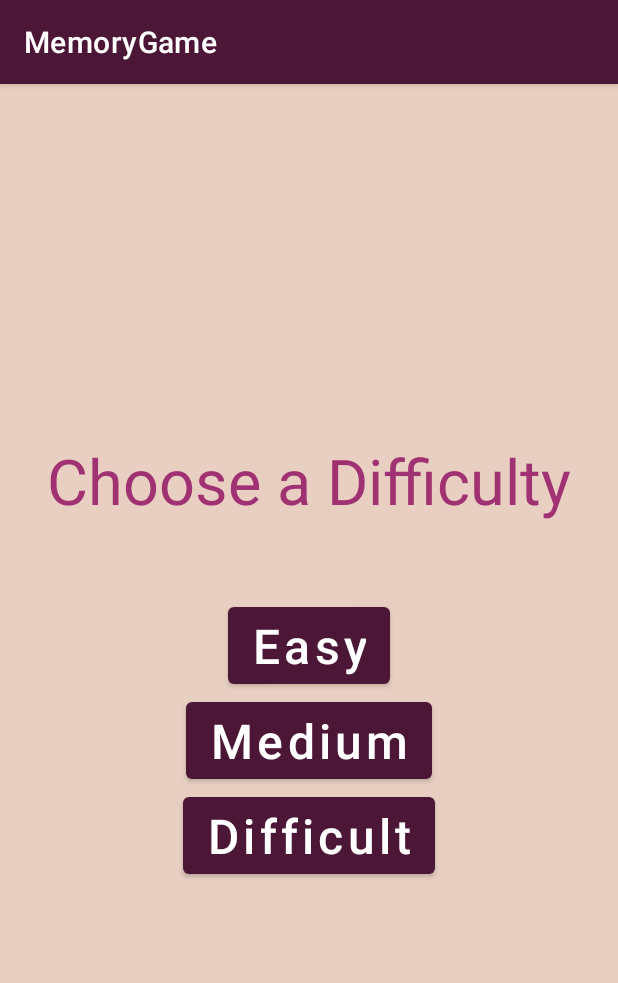
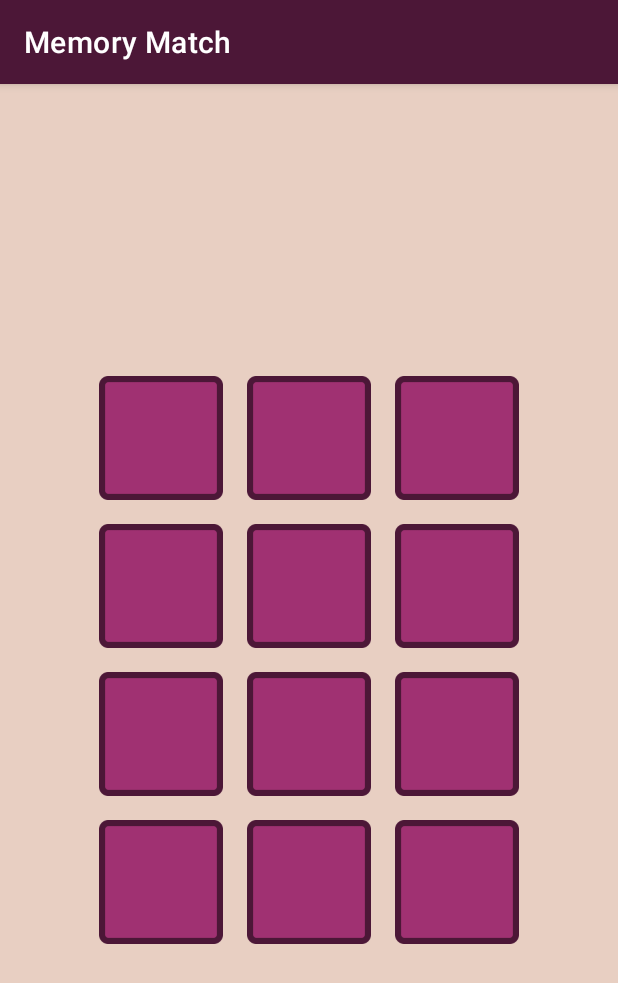
Before and after one commit to alia-io/MemoryGame, an Android app: the screen it shows after launch (ChooseDifficultyActivity before the commit, MainGameActivity after it), after a tap on "Easy", on a phone screen of 412 x 824 dp. Shown: the top 983 px of the screen. Run offline under Robolectric (Android 15) with nearby library versions, the phone set to English and light mode, and no system bars.

Commit message:
layout setup for main activity

```diff
--- a/app/src/main/AndroidManifest.xml
+++ b/app/src/main/AndroidManifest.xml
@@ -9,6 +9,7 @@
         android:roundIcon="@mipmap/ic_launcher_round"
         android:supportsRtl="true"
         android:theme="@style/Theme.MemoryGame">
+        <activity android:name=".MainGameActivity"></activity>
         <activity android:name=".ChooseDifficultyActivity">
             <intent-filter>
                 <action android:name="android.intent.action.MAIN" />
--- a/app/src/main/java/com/example/memorygame/ChooseDifficultyActivity.java
+++ b/app/src/main/java/com/example/memorygame/ChooseDifficultyActivity.java
@@ -2,6 +2,7 @@ package com.example.memorygame;
 
 import androidx.appcompat.app.AppCompatActivity;
 
+import android.content.Intent;
 import android.os.Bundle;
 import android.view.View;
 
@@ -13,15 +14,13 @@ public class ChooseDifficultyActivity extends AppCompatActivity {
         setContentView(R.layout.activity_choose_difficulty);
     }
 
-    public void easy(View view) {
+    public void play(View view) {
+        Intent intent = new Intent(this, MainGameActivity.class);
 
-    }
+        if (view.getId() == R.id.difficult) intent.putExtra("difficulty", 3);
+        else if (view.getId() == R.id.medium) intent.putExtra("difficulty", 2);
+        else intent.putExtra("difficulty", 1);
 
-    public void medium(View view) {
-
-    }
-
-    public void difficult(View view) {
-
+        startActivity(intent);
     }
 }
--- /dev/null
+++ b/app/src/main/java/com/example/memorygame/MainGameActivity.java
@@ -0,0 +1,143 @@
+package com.example.memorygame;
+
+import androidx.appcompat.app.AppCompatActivity;
+
+import android.os.Bundle;
+import android.view.ViewGroup;
+import android.view.ViewTreeObserver;
+import android.widget.GridLayout;
+import android.widget.ImageView;
+import android.widget.LinearLayout;
+import android.widget.TextView;
+
+import java.util.ArrayList;
+import java.util.HashMap;
+
+public class MainGameActivity extends AppCompatActivity {
+
+    private int score = 0;
+    private int difficulty;
+    private GridLayout grid;
+    private int lastFlippedCardIndex = -1;
+
+    // Integer Id = R.drawable.name, Integer NumberAvailable
+    HashMap<Integer, Integer> cardResources = new HashMap<Integer, Integer>(16);
+
+    @Override
+    protected void onCreate(Bundle savedInstanceState) {
+        super.onCreate(savedInstanceState);
+        setContentView(R.layout.activity_main_game);
+
+        // Set the difficulty
+        difficulty = getIntent().getIntExtra("difficulty", 1);
+
+        // Get the IDs of the face-up card drawable resources
+        setCardResources();
+
+        // Get the screen size available
+        ViewGroup view = findViewById(R.id.main_container);
+        ViewTreeObserver viewTreeObserver = view.getViewTreeObserver();
+        if (viewTreeObserver.isAlive()) {
+            viewTreeObserver.addOnGlobalLayoutListener(new ViewTreeObserver.OnGlobalLayoutListener() {
+                @Override
+                public void onGlobalLayout() {
+                    view.getViewTreeObserver().removeOnGlobalLayoutListener(this);
+                    initializeGrid(view.getWidth(), view.getHeight());
+                }
+            });
+        }
+    }
+
+    private void setCardResources() {
+        ArrayList<Integer> cardResourceIds = new ArrayList<Integer>(16);
+
+        // Add all the face-up cards
+        cardResourceIds.add(R.drawable.card_0);
+        cardResourceIds.add(R.drawable.card_1);
+        cardResourceIds.add(R.drawable.card_2);
+        cardResourceIds.add(R.drawable.card_3);
+        cardResourceIds.add(R.drawable.card_4);
+        cardResourceIds.add(R.drawable.card_5);
+        cardResourceIds.add(R.drawable.card_6);
+        cardResourceIds.add(R.drawable.card_7);
+        cardResourceIds.add(R.drawable.card_8);
+        cardResourceIds.add(R.drawable.card_9);
+        cardResourceIds.add(R.drawable.card_10);
+        cardResourceIds.add(R.drawable.card_11);
+        cardResourceIds.add(R.drawable.card_12);
+        cardResourceIds.add(R.drawable.card_13);
+        cardResourceIds.add(R.drawable.card_14);
+        //cardResourceIds.add(R.drawable.card_15);
+
+        for (int id : cardResourceIds) cardResources.put(id, 2);
+
+        if (difficulty == 3) { // difficult (32 cards / 16 pairs)
+            return; // Keep all 16 pairs
+        } else if (difficulty == 2) { // medium (20 cards / 10 pairs)
+            // Remove 6 pairs
+
+        } else { // easy (12 cards / 6 pairs)
+            // Remove 10 pairs
+
+        }
+    }
+
+    private void initializeGrid(int viewWidth, int viewHeight) {
+
+        grid = findViewById(R.id.main_grid);
+        int side;
+
+        if (viewWidth < viewHeight) side = viewWidth;
+        else side = viewHeight;
+
+        if (difficulty == 3) { // difficult (4x8)
+            int cardSide = (int) Math.floor(side * 0.2);
+            int padding = (int) Math.floor(side * 0.02);
+            grid.setColumnCount(4);
+            for (int i = 0; i < 32; i++) {
+                ImageView imageView = new ImageView(getApplicationContext());
+                imageView.setImageResource(R.drawable.card_9);
+                imageView.setPadding(padding, padding, padding, padding);
+                imageView.setLayoutParams(new LinearLayout.LayoutParams(cardSide, cardSide));
+                grid.addView(imageView);
+                //Card card = new Card();
+            }
+        } else if (difficulty == 2) { // medium (4x5)
+            int cardSide = (int) Math.floor(side * 0.2);
+            int padding = (int) Math.floor(side * 0.02);
+            grid.setColumnCount(4);
+            for (int i = 0; i < 20; i++) {
+                ImageView imageView = new ImageView(getApplicationContext());
+                imageView.setImageResource(R.drawable.empty_card_slot);
+                imageView.setPadding(padding, padding, padding, padding);
+                imageView.setLayoutParams(new LinearLayout.LayoutParams(cardSide, cardSide));
+                grid.addView(imageView);
+                //Card card = new Card();
+            }
+        } else { // easy (3x4)
+            int cardSide = (int) Math.floor(side * 0.24);
+            int padding = (int) Math.floor(side * 0.02);
+            grid.setColumnCount(3);
+            for (int i = 0; i < 12; i++) {
+                ImageView imageView = new ImageView(getApplicationContext());
+                imageView.setImageResource(R.drawable.card_back);
+                imageView.setPadding(padding, padding, padding, padding);
+                imageView.setLayoutParams(new LinearLayout.LayoutParams(cardSide, cardSide));
+                grid.addView(imageView);
+                //Card card = new Card();
+            }
+        }
+    }
+
+    private class Card {
+        private ImageView image;
+        private boolean matched;
+        private int cardNumber;
+        private int layoutIndex;
+
+        private Card(ImageView image, int cardNumber, int layoutIndex) {
+            this.image = image;
+            this.cardNumber = cardNumber;
+        }
+    }
+}
--- a/app/src/main/res/layout/activity_choose_difficulty.xml
+++ b/app/src/main/res/layout/activity_choose_difficulty.xml
@@ -22,7 +22,7 @@
         android:id="@+id/easy"
         android:text="@string/easy_button"
         android:textSize="32sp"
-        android:onClick="easy"
+        android:onClick="play"
         android:layout_marginBottom="20dp"
         android:layout_width="wrap_content"
         android:layout_height="wrap_content"
@@ -34,7 +34,7 @@
         android:id="@+id/medium"
         android:text="@string/medium_button"
         android:textSize="32sp"
-        android:onClick="medium"
+        android:onClick="play"
         android:layout_marginBottom="20dp"
         android:layout_width="wrap_content"
         android:layout_height="wrap_content"
@@ -45,7 +45,7 @@
         android:id="@+id/difficult"
         android:text="@string/difficult_button"
         android:textSize="32sp"
-        android:onClick="difficult"
+        android:onClick="play"
         android:layout_width="wrap_content"
         android:layout_height="wrap_content"
         app:layout_constraintRight_toRightOf="parent"
--- /dev/null
+++ b/app/src/main/res/layout/activity_main_game.xml
@@ -0,0 +1,28 @@
+<?xml version="1.0" encoding="utf-8"?>
+<androidx.constraintlayout.widget.ConstraintLayout
+    xmlns:android="http://schemas.android.com/apk/res/android"
+    xmlns:app="http://schemas.android.com/apk/res-auto"
+    xmlns:tools="http://schemas.android.com/tools"
+    android:background="@color/background"
+    android:layout_width="match_parent"
+    android:layout_height="match_parent"
+    tools:context=".MainGameActivity"
+    android:id="@+id/main_container">
+
+    <TextView
+        android:id="@+id/text_view"
+        android:layout_width="wrap_content"
+        android:layout_height="wrap_content"
+        app:layout_constraintTop_toTopOf="parent"
+        app:layout_constraintLeft_toLeftOf="parent" />
+
+    <GridLayout
+        android:id="@+id/main_grid"
+        android:layout_width="wrap_content"
+        android:layout_height="wrap_content"
+        app:layout_constraintLeft_toLeftOf="parent"
+        app:layout_constraintRight_toRightOf="parent"
+        app:layout_constraintBottom_toBottomOf="parent"
+        app:layout_constraintTop_toTopOf="parent" />
+
+</androidx.constraintlayout.widget.ConstraintLayout>
--- a/app/src/main/res/values/strings.xml
+++ b/app/src/main/res/values/strings.xml
@@ -1,5 +1,5 @@
 <resources>
-    <string name="app_name">MemoryGame</string>
+    <string name="app_name">Memory Match</string>
 
     <!--ChooseDifficultyActivity-->
     <string name="first_activity_instruction">Choose a Difficulty</string>
```
Also changed, not shown: app/src/main/res/drawable/card_15.png (added), app/src/main/res/drawable/empty_card_slot.png (added).
